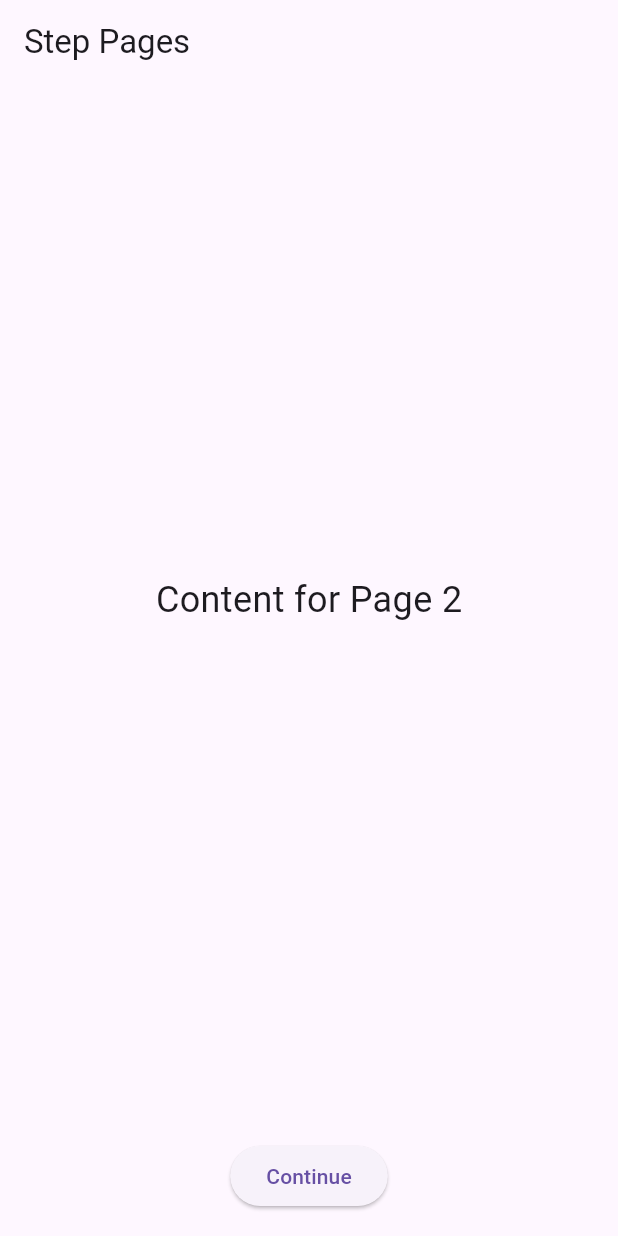
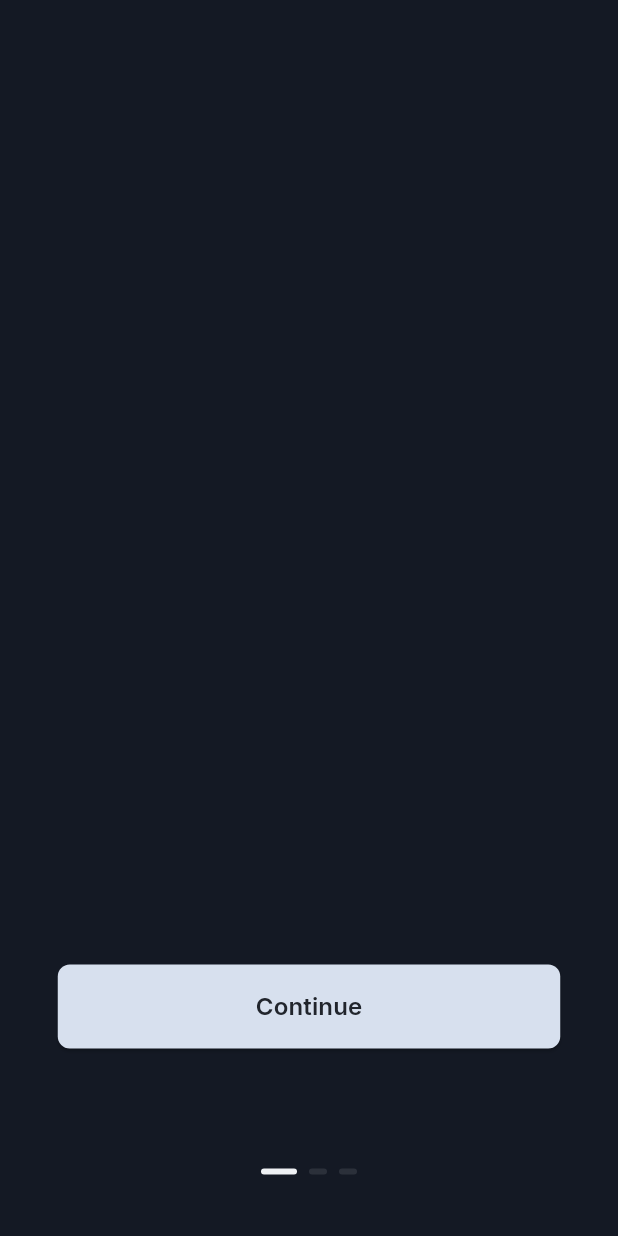
Before and after one commit to pecaninvasilije/courier_compass, a Flutter app: the screen it shows after launch, after a tap on "Continue", on a phone screen of 412 x 824 dp. Run offline on Flutter 3.47's test engine with Material 3 defaults, Android fonts, the phone set to English and light mode, and no system bars; drawn by our look-alikes of smooth_page_indicator; our stand-ins replace flutter_svg, google_fonts.

Commit message:
StartScreen.dart finished, intropage implementation started

```diff
--- a/CourierCompass/cc_frontend/lib/main.dart
+++ b/CourierCompass/cc_frontend/lib/main.dart
@@ -1,4 +1,4 @@
-import 'package:cc_frontend/pages/StepPage.dart';
+import 'package:cc_frontend/pages/StartScreen.dart';
 import 'package:flutter/material.dart';
 
 void main() {
@@ -11,7 +11,7 @@ class MyApp extends StatelessWidget {
   @override
   Widget build(BuildContext context) {
     return const MaterialApp(
-     home: StepPageView(),
+      home: StartScreen(),
     );
   }
 }
--- /dev/null
+++ b/CourierCompass/cc_frontend/lib/pages/StartScreen.dart
@@ -0,0 +1,49 @@
+import 'package:cc_frontend/pages/onboarding_screen.dart';
+import 'package:flutter/material.dart';
+import 'package:google_fonts/google_fonts.dart';
+import 'package:flutter_svg/flutter_svg.dart';
+import 'dart:async';
+
+class StartScreen extends StatefulWidget {
+  const StartScreen({super.key});
+
+  @override
+  _StartScreenState createState() => _StartScreenState();
+}
+
+class _StartScreenState extends State<StartScreen> {
+  @override
+  void initState() {
+    super.initState();
+    Timer(const Duration(seconds: 2), () {
+      Navigator.of(context).pushReplacement(
+        MaterialPageRoute(builder: (context) => const OnBoardingScreen()),
+      );
+    });
+  }
+
+  @override
+  Widget build(BuildContext context) {
+    return Scaffold(
+      backgroundColor: const Color(0xFF2B303A),
+      body: Center(
+        child: Row(
+          mainAxisAlignment: MainAxisAlignment.center,
+          children: [
+            SvgPicture.asset('assets/svg/logo.svg'),
+            const SizedBox(width: 10),
+            Text(
+              "CourierCompass",
+              style: TextStyle(
+                fontSize: 28,
+                fontFamily: GoogleFonts.inter().fontFamily,
+                fontWeight: FontWeight.w800,
+                color: const Color(0xFFFFFFFF),
+              ),
+            ),
+          ],
+        ),
+      ),
+    );
+  }
+}
--- a/CourierCompass/cc_frontend/lib/pages/StepPage.dart
+++ /dev/null
@@ -1,81 +0,0 @@
-import 'package:flutter/material.dart';
-
-void main() {
-  runApp(const StepPageApp());
-}
-
-class StepPageApp extends StatelessWidget {
-  const StepPageApp({super.key});
-
-  @override
-  Widget build(BuildContext context) {
-    return const MaterialApp(
-      home: StepPageView(),
-    );
-  }
-}
-
-class StepPageView extends StatefulWidget {
-  const StepPageView({super.key});
-
-  @override
-  _StepPageViewState createState() => _StepPageViewState();
-}
-
-class _StepPageViewState extends State<StepPageView> {
-  final PageController _pageController = PageController();
-  int _currentPage = 0;
-
-  @override
-  Widget build(BuildContext context) {
-    return Scaffold(
-      appBar: AppBar(
-        title: const Text('Step Pages'),
-      ),
-      body: Column(
-        children: [
-          Expanded(
-            child: PageView(
-              controller: _pageController,
-              onPageChanged: (int index) {
-                setState(() {
-                  _currentPage = index;
-                });
-              },
-              children: [
-                buildPageContent('Content for Page 1'),
-                buildPageContent('Content for Page 2'),
-                buildPageContent('Content for Page 3'),
-              ],
-            ),
-          ),
-          Padding(
-            padding: const EdgeInsets.all(16.0),
-            child: ElevatedButton(
-              onPressed: () {
-                if (_currentPage < 2) {
-                  _pageController.nextPage(
-                    duration: const Duration(milliseconds: 300),
-                    curve: Curves.easeInOut,
-                  );
-                } else {
-                  print('Get Started pressed');
-                }
-              },
-              child: Text(_currentPage == 2 ? 'Get Started' : 'Continue'),
-            ),
-          ),
-        ],
-      ),
-    );
-  }
-
-  Widget buildPageContent(String content) {
-    return Center(
-      child: Text(
-        content,
-        style: const TextStyle(fontSize: 24),
-      ),
-    );
-  }
-}
--- /dev/null
+++ b/CourierCompass/cc_frontend/lib/pages/onboarding_screen.dart
@@ -0,0 +1,100 @@
+import 'package:flutter/material.dart';
+import 'package:google_fonts/google_fonts.dart';
+import 'package:smooth_page_indicator/smooth_page_indicator.dart';
+
+class OnBoardingScreen extends StatefulWidget {
+  const OnBoardingScreen({super.key});
+
+  @override
+  State<OnBoardingScreen> createState() => _OnBoardingScreenState();
+}
+
+class _OnBoardingScreenState extends State<OnBoardingScreen> {
+  final PageController _controller = PageController();
+  int _currentPage = 0;
+
+  @override
+  void initState() {
+    super.initState();
+    _controller.addListener(() {
+      setState(() {
+        _currentPage = _controller.page?.round() ?? 0;
+      });
+    });
+  }
+
+  @override
+  Widget build(BuildContext context) {
+    return Scaffold(
+      body: Stack(
+        children: [
+          PageView(
+            controller: _controller,
+            children: [
+              Container(
+                color: const Color(0xFF141924),
+              ),
+              Container(
+                color: const Color(0xFF141924),
+              ),
+              Container(
+                color: const Color(0xFF141924),
+              ),
+            ],
+          ),
+          Container(
+            alignment: const Alignment(0, 0.9),
+            child: SmoothPageIndicator(
+              controller: _controller,
+              count: 3,
+              effect: CustomizableEffect(
+                activeDotDecoration: DotDecoration(
+                  width: 24,
+                  height: 4,
+                  color: const Color(0xFFEFF1F4),
+                  borderRadius: BorderRadius.circular(2),
+                ),
+                dotDecoration: DotDecoration(
+                  width: 12,
+                  height: 4,
+                  color: const Color(0xFF2B303A),
+                  borderRadius: BorderRadius.circular(2),
+                ),
+              ),
+            ),
+          ),
+          Align(
+            alignment: Alignment.bottomCenter,
+            child: Padding(
+              padding: const EdgeInsets.only(bottom: 125.0),
+              child: SizedBox(
+                width: 335,
+                height: 56,
+                child: ElevatedButton(
+                  onPressed: () {
+                    // Add your onPressed code here!
+                  },
+                  style: ElevatedButton.styleFrom(
+                    backgroundColor: const Color(0xFFD7E0EE),
+                    shape: RoundedRectangleBorder(
+                      borderRadius: BorderRadius.circular(8),
+                    ),
+                  ),
+                  child: Text(
+                    _currentPage == 2 ? 'Get Started' : 'Continue',
+                    style: TextStyle(
+                      fontSize: 16.0,
+                      fontFamily: GoogleFonts.inter().fontFamily,
+                      color: const Color(0xFF21252C),
+                      fontWeight: FontWeight.w600,
+                    ),
+                  ),
+                ),
+              ),
+            ),
+          ),
+        ],
+      ),
+    );
+  }
+}
--- a/CourierCompass/cc_frontend/pubspec.yaml
+++ b/CourierCompass/cc_frontend/pubspec.yaml
@@ -13,6 +13,7 @@ dependencies:
   cupertino_icons: ^1.0.8
   google_fonts: ^6.2.1
   flutter_svg: ^2.0.10+1
+  smooth_page_indicator: ^1.0.0
 
 dev_dependencies:
   flutter_test:
```
Also changed, not shown: CourierCompass/cc_frontend/lib/pages/intro_screens/intro_page_1.dart (added), CourierCompass/cc_frontend/lib/pages/intro_screens/intro_page_2.dart (added), CourierCompass/cc_frontend/lib/pages/intro_screens/intro_page_3.dart (added), CourierCompass/cc_frontend/pubspec.lock.
